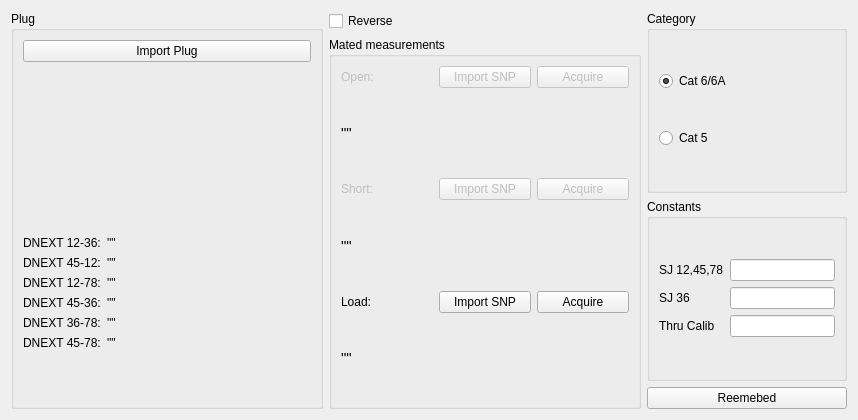
Before: the Qt Designer form UIs/embedWidget.ui in Belden-Montreal/SNP-Cable-Analyser, drawn with Qt 5.
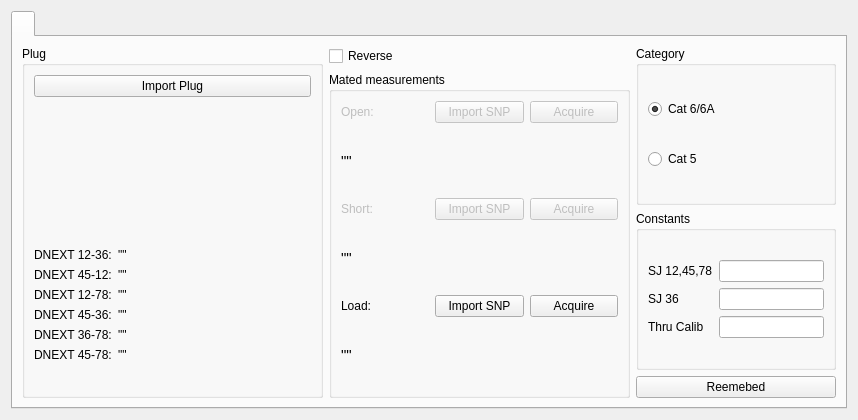
After: the same form once the commit is applied.

Commit message: Added tabs in the tab

What changed in the file:
```diff
--- a/UIs/embedWidget.ui
+++ b/UIs/embedWidget.ui
@@ -13,7 +13,14 @@
   <property name="windowTitle">
    <string>Form</string>
   </property>
-  <layout class="QHBoxLayout" name="horizontalLayout_3">
+  <layout class="QHBoxLayout" name="horizontalLayout_2">
+   <item>
+    <widget class="QTabWidget" name="tabWidget">
+     <widget class="QWidget" name="mainTab" native="true">
+      <attribute name="title">
+       <string/>
+      </attribute>
+      <layout class="QHBoxLayout" name="horizontalLayout">
    <item>
     <layout class="QVBoxLayout" name="plugVerticalLayout">
      <item>
@@ -387,6 +394,10 @@
       </widget>
      </item>
     </layout>
+       </item>
+      </layout>
+     </widget>
+    </widget>
    </item>
   </layout>
  </widget>
```
Lines whose indentation alone changed are shown as unchanged. The commit also changes 2 other files.
